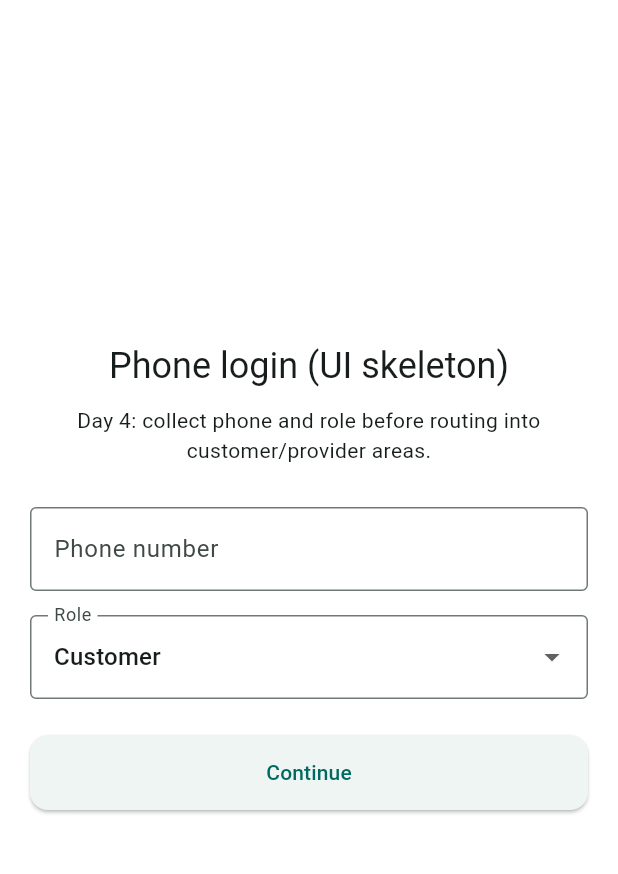
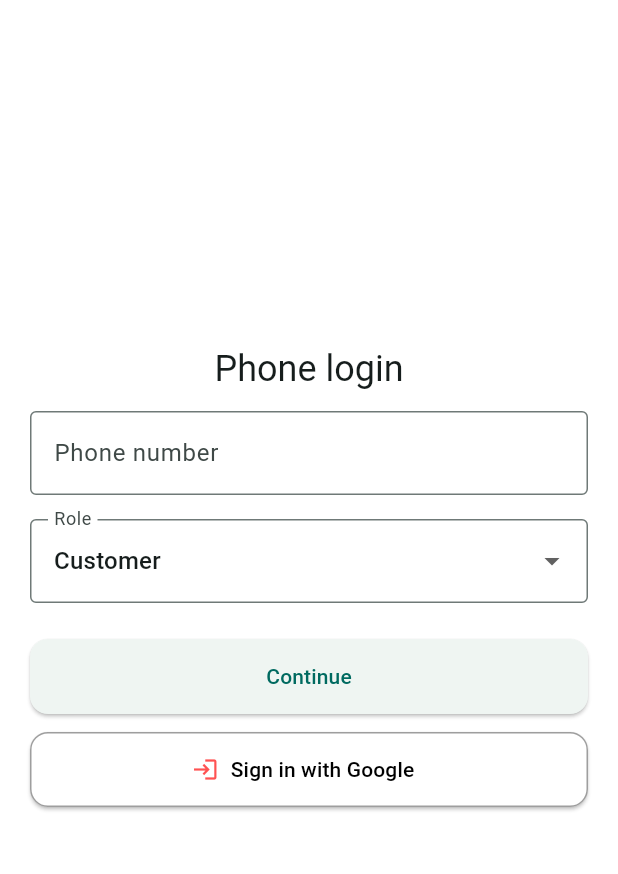
Before and after one commit to Jithmi25/BookMe_MobileApp, a Flutter app: the screen it shows after launch, on a phone screen of 412 x 824 dp, the part 84-958 px from its top. Run offline on Flutter 3.47's test engine with Material 3 defaults, Android fonts, the phone set to English and light mode, and no system bars; our stand-ins replace cloud_firestore, firebase_core, image_picker; accounts and stored records are empty.

Commit message:
Update two-week plan to reflect UI prototype goals; modify role selection and profile screens for improved UI consistency and functionality

```diff
--- a/lib/features/auth/presentation/role_selection_screen.dart
+++ b/lib/features/auth/presentation/role_selection_screen.dart
@@ -53,17 +53,11 @@ class _RoleSelectionScreenState extends State<RoleSelectionScreen> {
             crossAxisAlignment: CrossAxisAlignment.stretch,
             children: [
               Text(
-                'Phone login (UI skeleton)',
+                'Phone login',
                 style: Theme.of(context).textTheme.headlineSmall,
                 textAlign: TextAlign.center,
               ),
-              const SizedBox(height: 10),
-              Text(
-                'Day 4: collect phone and role before routing into customer/provider areas.',
-                style: Theme.of(context).textTheme.bodyMedium,
-                textAlign: TextAlign.center,
-              ),
-              const SizedBox(height: 28),
+              const SizedBox(height: 12),
               TextFormField(
                 controller: _phoneController,
                 keyboardType: TextInputType.phone,
@@ -109,6 +103,22 @@ class _RoleSelectionScreenState extends State<RoleSelectionScreen> {
                 onPressed: _continue,
                 child: const Text('Continue'),
               ),
+              const SizedBox(height: 12),
+              // Google sign-in (UI-only stub) placed below Continue
+              ElevatedButton.icon(
+                style: ElevatedButton.styleFrom(
+                  backgroundColor: Colors.white,
+                  foregroundColor: Colors.black,
+                  side: const BorderSide(color: Colors.grey),
+                ),
+                onPressed: () {
+                  ScaffoldMessenger.of(context).showSnackBar(
+                    const SnackBar(content: Text('Google sign-in (stub)')),
+                  );
+                },
+                icon: const Icon(Icons.login, color: Colors.redAccent),
+                label: const Text('Sign in with Google'),
+              ),
             ],
           ),
         ),
--- a/lib/main.dart
+++ b/lib/main.dart
@@ -1,9 +1,10 @@
 import 'package:book_me_mobile_app/app/app.dart';
-import 'package:book_me_mobile_app/app/bootstrap/firebase_bootstrap.dart';
+// Backend initialization is commented out for UI-only prototype work.
+// To re-enable backend, restore the firebase_bootstrap import and await call.
 import 'package:flutter/widgets.dart';
 
 Future<void> main() async {
   WidgetsFlutterBinding.ensureInitialized();
-  await FirebaseBootstrap.initialize();
+  // await FirebaseBootstrap.initialize(); // disabled for frontend-only prototype
   runApp(const BookMeApp());
 }
```
Also changed, not shown: lib/features/customer/presentation/customer_profile_screen.dart (+11 -11 lines), lib/features/provider/presentation/provider_profile_screen.dart (+11 -11 lines), 1 other file.
